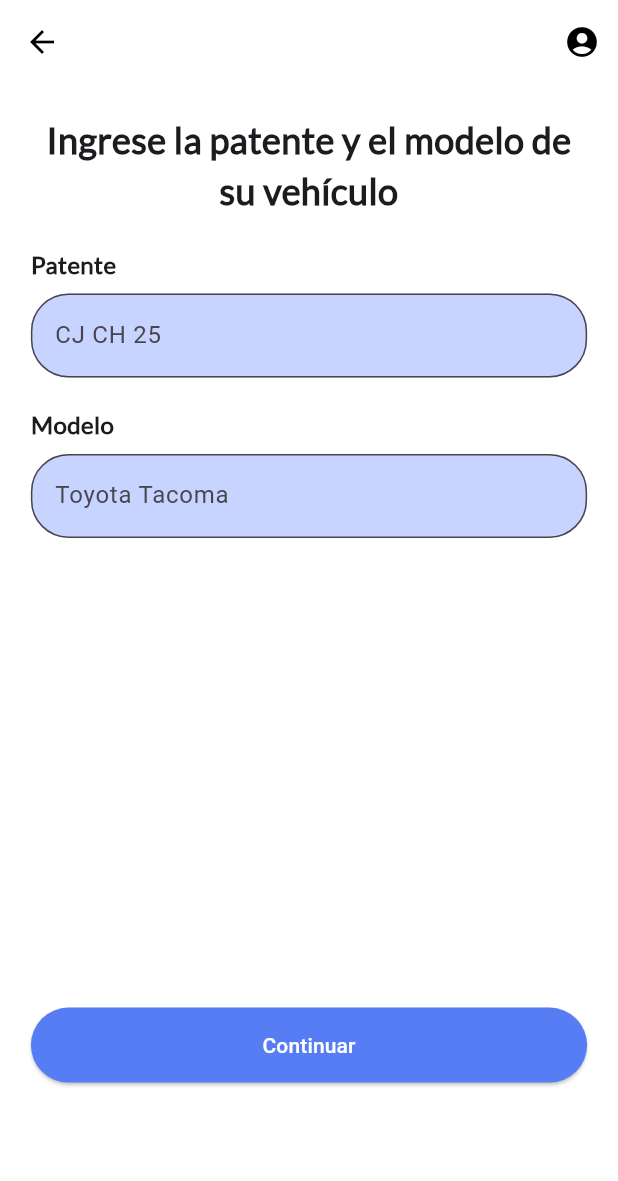
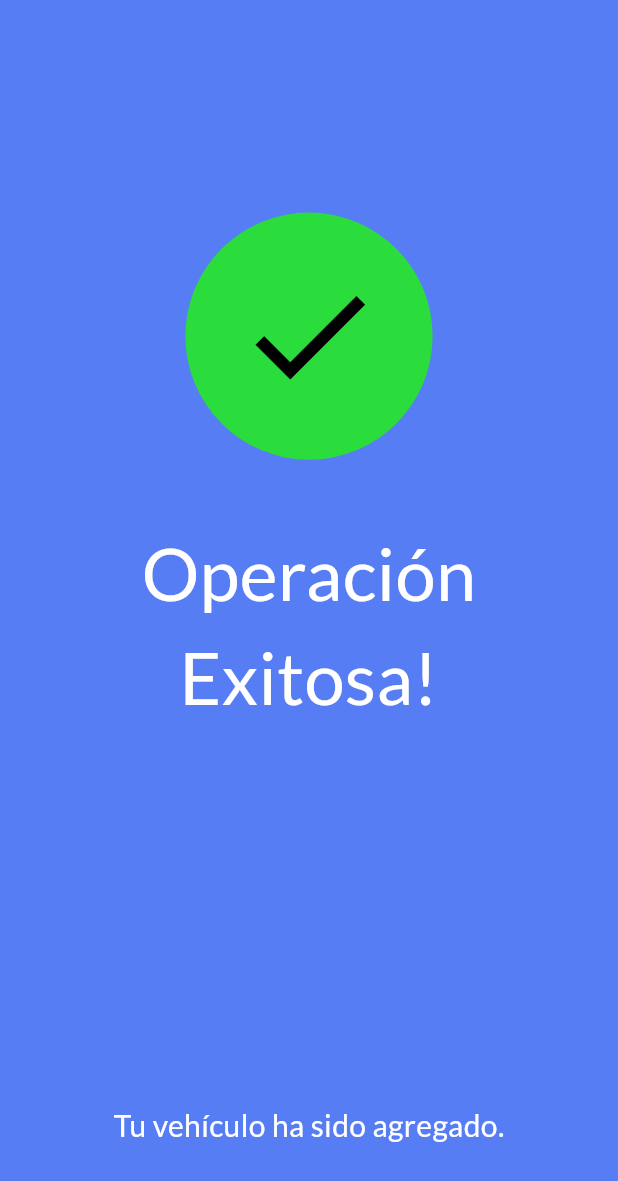
Before and after one commit to MassimoLarger/Projecto-Estacionamiento, a Flutter app: the VehicleInfoPage screen opened directly, after a tap on "Continuar", on a phone screen of 412 x 824 dp. Shown: the top 1181 px of the screen. Run offline on Flutter 3.47's test engine with Material 3 defaults, Android fonts, the light colour scheme and no system bars.

Commit message:
Screen de Verificaciones

```diff
--- a/vistas/app_movil/lib/pantallas/patente_modelo.dart
+++ b/vistas/app_movil/lib/pantallas/patente_modelo.dart
@@ -1,4 +1,5 @@
 import 'package:flutter/material.dart';
+import 'verificaciones/vehiculo_agregado.dart';
 
 class VehicleInfoPage extends StatelessWidget {
   const VehicleInfoPage({super.key});
@@ -88,7 +89,10 @@ class VehicleInfoPage extends StatelessWidget {
               SizedBox(height: screenSize.height * 0.38),
               ElevatedButton(
                 onPressed: () {
-
+                  Navigator.push(
+                    context,
+                    MaterialPageRoute(builder: (context) => const VehiculoAgregadoWidget()),
+                  );
                 },
                 style: ElevatedButton.styleFrom(
                   backgroundColor: const Color(0xFF567DF4),
--- /dev/null
+++ b/vistas/app_movil/lib/pantallas/verificaciones/vehiculo_agregado.dart
@@ -0,0 +1,72 @@
+import 'package:flutter/material.dart';
+
+class VehiculoAgregadoWidget extends StatefulWidget {
+  const VehiculoAgregadoWidget({super.key});
+
+  @override
+  VehiculoAgregadoWidgetState createState() => VehiculoAgregadoWidgetState();
+}
+
+class VehiculoAgregadoWidgetState extends State<VehiculoAgregadoWidget> {
+  @override
+  Widget build(BuildContext context) {
+    // Usamos MediaQuery para obtener el tamaño de la pantalla
+    final screenHeight = MediaQuery.of(context).size.height;
+    final screenWidth = MediaQuery.of(context).size.width;
+
+    return Scaffold(
+      body: Container(
+        width: screenWidth, // Se ajusta al ancho de la pantalla
+        height: screenHeight, // Se ajusta a la altura de la pantalla
+        decoration: const BoxDecoration(
+          color: Color.fromRGBO(86, 125, 244, 1),
+        ),
+        child: Padding(
+          padding: EdgeInsets.only(top: screenHeight * 0.1), // 10% de la altura de la pantalla
+          child: Column(
+            mainAxisAlignment: MainAxisAlignment.center,
+            children: <Widget>[
+              Container(
+                width: screenWidth * 0.4, // 40% del ancho de la pantalla
+                height: screenWidth * 0.4, // Hace el círculo siempre proporcional al ancho
+                decoration: const BoxDecoration(
+                  shape: BoxShape.circle,
+                  color: Color.fromRGBO(43, 220, 61, 1),
+                ),
+                child: const Center(
+                  child: Icon(
+                    Icons.check,
+                    size: 100,
+                    color: Color.fromRGBO(0, 0, 0, 1),
+                  ),
+                ),
+              ),
+              SizedBox(height: screenHeight * 0.05), // 5% de la altura de la pantalla
+              const Text(
+                'Operación\nExitosa!',
+                textAlign: TextAlign.center,
+                style: TextStyle(
+                  color: Colors.white,
+                  fontFamily: 'Lato',
+                  fontSize: 48,
+                  fontWeight: FontWeight.normal,
+                ),
+              ),
+              const Padding(
+                padding: EdgeInsets.only(top: 250),
+                child: Text(
+                  'Tu vehículo ha sido agregado.',
+                style: TextStyle(
+                  color: Colors.white,
+                  fontSize: 20,
+                  fontFamily: 'Lato',
+                ),
+                ),
+              ),
+            ],
+          ),
+        ),
+      ),
+    );
+  }
+}
```
Also changed, not shown: vistas/app_movil/lib/pantallas/verificaciones/cancelar_reserva.dart (added, +72 -0 lines), vistas/app_movil/lib/pantallas/verificaciones/cerrar_sesion.dart (added, +72 -0 lines), vistas/app_movil/lib/pantallas/verificaciones/eliminar_patente.dart (added, +72 -0 lines), vistas/app_movil/lib/pantallas/verificaciones/reserva_espacio.dart (added, +72 -0 lines), vistas/app_movil/lib/pantallas/verificaciones/codigo_erroneo.dart (renamed from vistas/app_movil/lib/pantallas/codigo_erroneo.dart), vistas/app_movil/lib/pantallas/verificaciones/codigo_verificado.dart (renamed from vistas/app_movil/lib/pantallas/codigo_verificado.dart), vistas/app_movil/lib/pantallas/verificaciones/contrasena_erronea.dart (renamed from vistas/app_movil/lib/pantallas/contrasena_erronea.dart), vistas/app_movil/lib/pantallas/verificaciones/contrasena_verificada.dart (renamed from vistas/app_movil/lib/pantallas/contrasena_verificada.dart).
